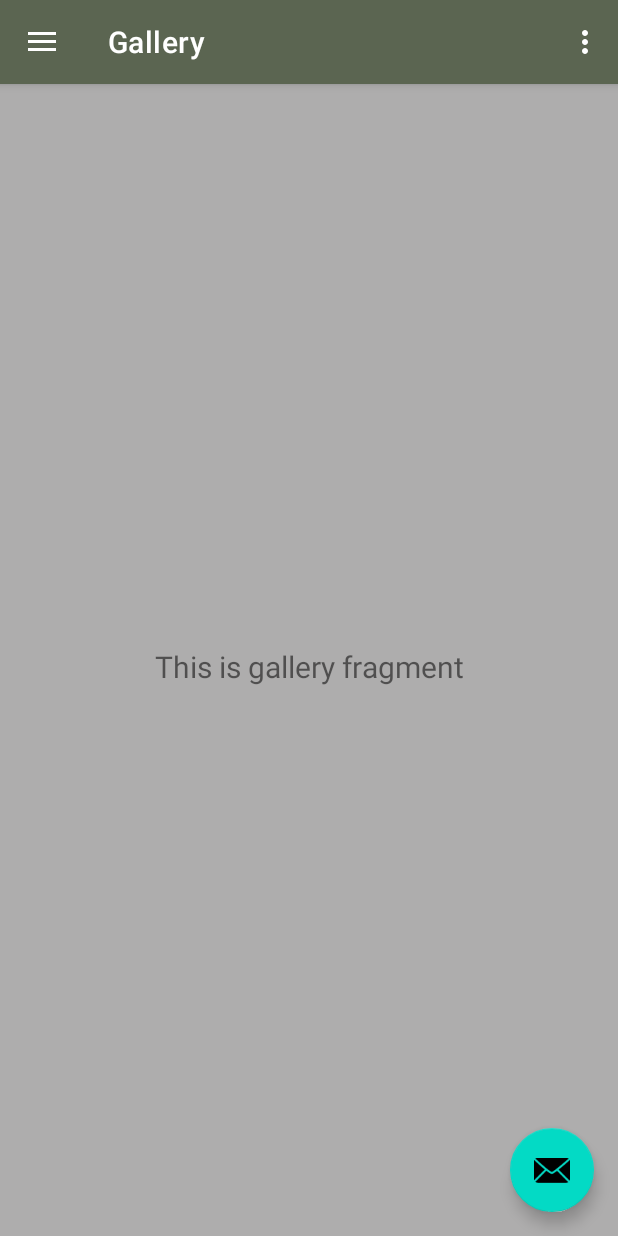
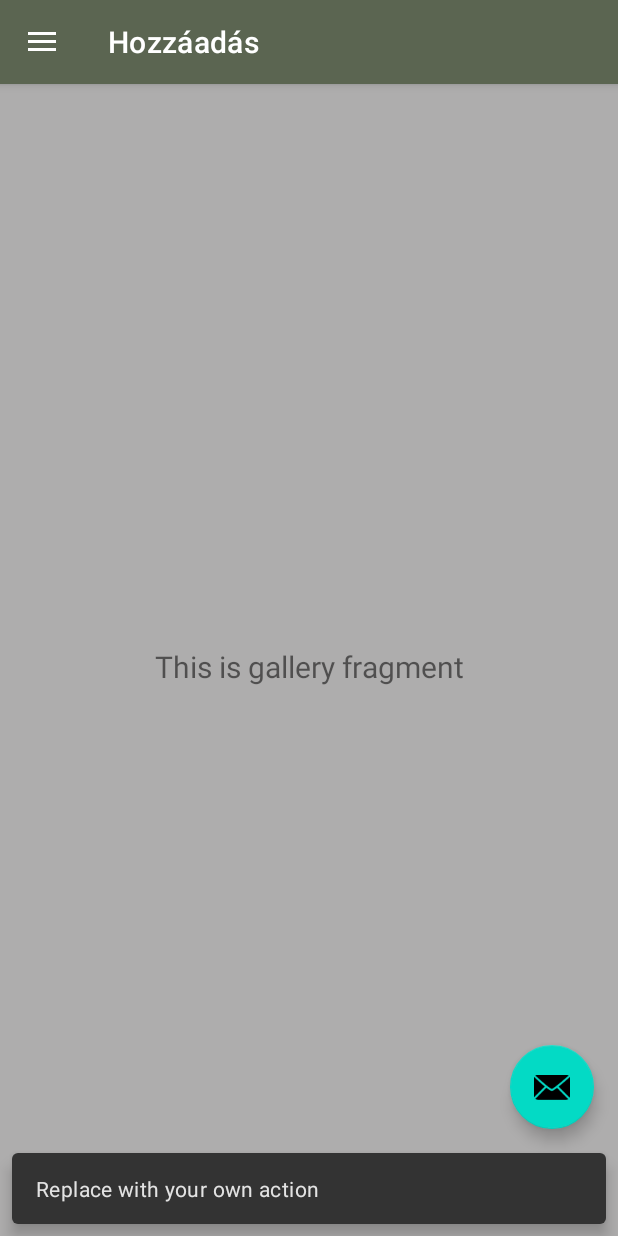
Before and after one commit to Adam-Papp/Fizetesi-hatarido-figyelmezteto-alkalmazas, an Android app: the screen it shows after launch (MainActivity), in the side drawer, after a tap on "Hozzáadás", on a phone screen of 412 x 824 dp. Run offline under Robolectric (Android 15) with nearby library versions, the phone set to English and light mode, and no system bars; our stand-ins replace navigation-ui.

Commit message:
Csinosítgatások

```diff
--- a/app/build.gradle
+++ b/app/build.gradle
@@ -30,6 +30,10 @@
 
 dependencies {
 
+//    implementation 'com.android.support:appcompat-v7:26.1.0'
+//    implementation 'com.android.support:design:26.1.0'
+
+
     implementation 'androidx.appcompat:appcompat:1.2.0'
     implementation 'com.google.android.material:material:1.3.0'
     implementation 'androidx.constraintlayout:constraintlayout:2.0.4'
--- a/app/src/main/java/com/example/fizetsihatridfigyelmeztetalkalmazs/MainActivity.java
+++ b/app/src/main/java/com/example/fizetsihatridfigyelmeztetalkalmazs/MainActivity.java
@@ -19,6 +19,9 @@
 public class MainActivity extends AppCompatActivity {
 
     private AppBarConfiguration mAppBarConfiguration;
+
+
+
 
     @Override
     protected void onCreate(Bundle savedInstanceState) {
--- a/app/src/main/java/com/example/fizetsihatridfigyelmeztetalkalmazs/ui/home/HomeFragment.java
+++ b/app/src/main/java/com/example/fizetsihatridfigyelmeztetalkalmazs/ui/Befizetett/BefizetettFragment.java
@@ -1,4 +1,4 @@
-package com.example.fizetsihatridfigyelmeztetalkalmazs.ui.home;
+package com.example.fizetsihatridfigyelmeztetalkalmazs.ui.Befizetett;
 
 import android.os.Bundle;
 import android.view.LayoutInflater;
@@ -14,17 +14,17 @@
 
 import com.example.fizetsihatridfigyelmeztetalkalmazs.R;
 
-public class HomeFragment extends Fragment {
+public class BefizetettFragment extends Fragment {
 
-    private HomeViewModel homeViewModel;
+    private BefizetettViewModel befizetettViewModel;
 
     public View onCreateView(@NonNull LayoutInflater inflater,
                              ViewGroup container, Bundle savedInstanceState) {
-        homeViewModel =
-                new ViewModelProvider(this).get(HomeViewModel.class);
-        View root = inflater.inflate(R.layout.fragment_home, container, false);
-        final TextView textView = root.findViewById(R.id.text_home);
-        homeViewModel.getText().observe(getViewLifecycleOwner(), new Observer<String>() {
+        befizetettViewModel =
+                new ViewModelProvider(this).get(BefizetettViewModel.class);
+        View root = inflater.inflate(R.layout.fragment_befizetett, container, false);
+        final TextView textView = root.findViewById(R.id.text_slideshow);
+        befizetettViewModel.getText().observe(getViewLifecycleOwner(), new Observer<String>() {
             @Override
             public void onChanged(@Nullable String s) {
                 textView.setText(s);
--- a/app/src/main/java/com/example/fizetsihatridfigyelmeztetalkalmazs/ui/slideshow/SlideshowViewModel.java
+++ b/app/src/main/java/com/example/fizetsihatridfigyelmeztetalkalmazs/ui/Befizetett/BefizetettViewModel.java
@@ -1,14 +1,14 @@
-package com.example.fizetsihatridfigyelmeztetalkalmazs.ui.slideshow;
+package com.example.fizetsihatridfigyelmeztetalkalmazs.ui.Befizetett;
 
 import androidx.lifecycle.LiveData;
 import androidx.lifecycle.MutableLiveData;
 import androidx.lifecycle.ViewModel;
 
-public class SlideshowViewModel extends ViewModel {
+public class BefizetettViewModel extends ViewModel {
 
     private MutableLiveData<String> mText;
 
-    public SlideshowViewModel() {
+    public BefizetettViewModel() {
         mText = new MutableLiveData<>();
         mText.setValue("This is slideshow fragment");
     }
--- a/app/src/main/java/com/example/fizetsihatridfigyelmeztetalkalmazs/ui/slideshow/SlideshowFragment.java
+++ b/app/src/main/java/com/example/fizetsihatridfigyelmeztetalkalmazs/ui/Hozzaadas/HozzaadasFragment.java
@@ -1,4 +1,4 @@
-package com.example.fizetsihatridfigyelmeztetalkalmazs.ui.slideshow;
+package com.example.fizetsihatridfigyelmeztetalkalmazs.ui.Hozzaadas;
 
 import android.os.Bundle;
 import android.view.LayoutInflater;
@@ -14,17 +14,17 @@
 
 import com.example.fizetsihatridfigyelmeztetalkalmazs.R;
 
-public class SlideshowFragment extends Fragment {
+public class HozzaadasFragment extends Fragment {
 
-    private SlideshowViewModel slideshowViewModel;
+    private HozzaadasModel hozzaadasModel;
 
     public View onCreateView(@NonNull LayoutInflater inflater,
                              ViewGroup container, Bundle savedInstanceState) {
-        slideshowViewModel =
-                new ViewModelProvider(this).get(SlideshowViewModel.class);
-        View root = inflater.inflate(R.layout.fragment_slideshow, container, false);
-        final TextView textView = root.findViewById(R.id.text_slideshow);
-        slideshowViewModel.getText().observe(getViewLifecycleOwner(), new Observer<String>() {
+        hozzaadasModel =
+                new ViewModelProvider(this).get(HozzaadasModel.class);
+        View root = inflater.inflate(R.layout.fragment_hozzaadas, container, false);
+        final TextView textView = root.findViewById(R.id.text_gallery);
+        hozzaadasModel.getText().observe(getViewLifecycleOwner(), new Observer<String>() {
             @Override
             public void onChanged(@Nullable String s) {
                 textView.setText(s);
--- a/app/src/main/java/com/example/fizetsihatridfigyelmeztetalkalmazs/ui/gallery/GalleryViewModel.java
+++ b/app/src/main/java/com/example/fizetsihatridfigyelmeztetalkalmazs/ui/Hozzaadas/HozzaadasModel.java
@@ -1,14 +1,14 @@
-package com.example.fizetsihatridfigyelmeztetalkalmazs.ui.gallery;
+package com.example.fizetsihatridfigyelmeztetalkalmazs.ui.Hozzaadas;
 
 import androidx.lifecycle.LiveData;
 import androidx.lifecycle.MutableLiveData;
 import androidx.lifecycle.ViewModel;
 
-public class GalleryViewModel extends ViewModel {
+public class HozzaadasModel extends ViewModel {
 
     private MutableLiveData<String> mText;
 
-    public GalleryViewModel() {
+    public HozzaadasModel() {
         mText = new MutableLiveData<>();
         mText.setValue("This is gallery fragment");
     }
--- a/app/src/main/java/com/example/fizetsihatridfigyelmeztetalkalmazs/ui/gallery/GalleryFragment.java
+++ b/app/src/main/java/com/example/fizetsihatridfigyelmeztetalkalmazs/ui/Kezdolap/KezdolapFragment.java
@@ -1,4 +1,4 @@
-package com.example.fizetsihatridfigyelmeztetalkalmazs.ui.gallery;
+package com.example.fizetsihatridfigyelmeztetalkalmazs.ui.Kezdolap;
 
 import android.os.Bundle;
 import android.view.LayoutInflater;
@@ -14,17 +14,17 @@
 
 import com.example.fizetsihatridfigyelmeztetalkalmazs.R;
 
-public class GalleryFragment extends Fragment {
+public class KezdolapFragment extends Fragment {
 
-    private GalleryViewModel galleryViewModel;
+    private KezdolapViewModel kezdolapViewModel;
 
     public View onCreateView(@NonNull LayoutInflater inflater,
                              ViewGroup container, Bundle savedInstanceState) {
-        galleryViewModel =
-                new ViewModelProvider(this).get(GalleryViewModel.class);
-        View root = inflater.inflate(R.layout.fragment_gallery, container, false);
-        final TextView textView = root.findViewById(R.id.text_gallery);
-        galleryViewModel.getText().observe(getViewLifecycleOwner(), new Observer<String>() {
+        kezdolapViewModel =
+                new ViewModelProvider(this).get(KezdolapViewModel.class);
+        View root = inflater.inflate(R.layout.fragment_kezdolap, container, false);
+        final TextView textView = root.findViewById(R.id.text_home);
+        kezdolapViewModel.getText().observe(getViewLifecycleOwner(), new Observer<String>() {
             @Override
             public void onChanged(@Nullable String s) {
                 textView.setText(s);
--- a/app/src/main/java/com/example/fizetsihatridfigyelmeztetalkalmazs/ui/home/HomeViewModel.java
+++ b/app/src/main/java/com/example/fizetsihatridfigyelmeztetalkalmazs/ui/Kezdolap/KezdolapViewModel.java
@@ -1,16 +1,16 @@
-package com.example.fizetsihatridfigyelmeztetalkalmazs.ui.home;
+package com.example.fizetsihatridfigyelmeztetalkalmazs.ui.Kezdolap;
 
 import androidx.lifecycle.LiveData;
 import androidx.lifecycle.MutableLiveData;
 import androidx.lifecycle.ViewModel;
 
-public class HomeViewModel extends ViewModel {
+public class KezdolapViewModel extends ViewModel {
 
     private MutableLiveData<String> mText;
 
-    public HomeViewModel() {
+    public KezdolapViewModel() {
         mText = new MutableLiveData<>();
-        mText.setValue("This is home fragment");
+        mText.setValue("Ez a kezdőlap fragment");
     }
 
     public LiveData<String> getText() {
--- a/app/src/main/res/layout/fragment_gallery.xml
+++ b/app/src/main/res/layout/fragment_befizetett.xml
@@ -4,10 +4,10 @@
     xmlns:tools="http://schemas.android.com/tools"
     android:layout_width="match_parent"
     android:layout_height="match_parent"
-    tools:context=".ui.gallery.GalleryFragment">
+    tools:context=".ui.Befizetett.BefizetettFragment">
 
     <TextView
-        android:id="@+id/text_gallery"
+        android:id="@+id/text_slideshow"
         android:layout_width="match_parent"
         android:layout_height="wrap_content"
         android:layout_marginStart="8dp"
--- a/app/src/main/res/layout/fragment_home.xml
+++ b/app/src/main/res/layout/fragment_hozzaadas.xml
@@ -4,10 +4,10 @@
     xmlns:tools="http://schemas.android.com/tools"
     android:layout_width="match_parent"
     android:layout_height="match_parent"
-    tools:context=".ui.home.HomeFragment">
+    tools:context=".ui.Hozzaadas.HozzaadasFragment">
 
     <TextView
-        android:id="@+id/text_home"
+        android:id="@+id/text_gallery"
         android:layout_width="match_parent"
         android:layout_height="wrap_content"
         android:layout_marginStart="8dp"
--- a/app/src/main/res/layout/fragment_slideshow.xml
+++ b/app/src/main/res/layout/fragment_kezdolap.xml
@@ -4,10 +4,10 @@
     xmlns:tools="http://schemas.android.com/tools"
     android:layout_width="match_parent"
     android:layout_height="match_parent"
-    tools:context=".ui.slideshow.SlideshowFragment">
+    tools:context=".ui.Kezdolap.KezdolapFragment">
 
     <TextView
-        android:id="@+id/text_slideshow"
+        android:id="@+id/text_home"
         android:layout_width="match_parent"
         android:layout_height="wrap_content"
         android:layout_marginStart="8dp"
--- a/app/src/main/res/menu/activity_main_drawer.xml
+++ b/app/src/main/res/menu/activity_main_drawer.xml
@@ -1,5 +1,6 @@
 <?xml version="1.0" encoding="utf-8"?>
 <menu xmlns:android="http://schemas.android.com/apk/res/android"
+    xmlns:app="http://schemas.android.com/apk/res-auto"
     xmlns:tools="http://schemas.android.com/tools"
     tools:showIn="navigation_view">
 
--- a/app/src/main/res/menu/main.xml
+++ b/app/src/main/res/menu/main.xml
@@ -1,9 +1,3 @@
 <?xml version="1.0" encoding="utf-8"?>
 <menu xmlns:android="http://schemas.android.com/apk/res/android"
-    xmlns:app="http://schemas.android.com/apk/res-auto">
-    <item
-        android:id="@+id/action_settings"
-        android:orderInCategory="100"
-        android:title="@string/action_settings"
-        app:showAsAction="never" />
-</menu>
+    xmlns:app="http://schemas.android.com/apk/res-auto"/>
--- a/app/src/main/res/navigation/mobile_navigation.xml
+++ b/app/src/main/res/navigation/mobile_navigation.xml
@@ -7,19 +7,19 @@
 
     <fragment
         android:id="@+id/nav_kezdolap"
-        android:name="com.example.fizetsihatridfigyelmeztetalkalmazs.ui.home.HomeFragment"
-        android:label="@string/menu_home"
-        tools:layout="@layout/fragment_home" />
+        android:name="com.example.fizetsihatridfigyelmeztetalkalmazs.ui.Kezdolap.KezdolapFragment"
+        android:label="@string/menu_kezdolap"
+        tools:layout="@layout/fragment_kezdolap" />
 
     <fragment
         android:id="@+id/nav_hozzaadas"
-        android:name="com.example.fizetsihatridfigyelmeztetalkalmazs.ui.gallery.GalleryFragment"
-        android:label="@string/menu_gallery"
-        tools:layout="@layout/fragment_gallery" />
+        android:name="com.example.fizetsihatridfigyelmeztetalkalmazs.ui.Hozzaadas.HozzaadasFragment"
+        android:label="@string/menu_hozzaadas"
+        tools:layout="@layout/fragment_hozzaadas" />
 
     <fragment
         android:id="@+id/nav_befizetettSzamlak"
-        android:name="com.example.fizetsihatridfigyelmeztetalkalmazs.ui.slideshow.SlideshowFragment"
-        android:label="@string/menu_slideshow"
-        tools:layout="@layout/fragment_slideshow" />
+        android:name="com.example.fizetsihatridfigyelmeztetalkalmazs.ui.Befizetett.BefizetettFragment"
+        android:label="@string/menu_befizetett"
+        tools:layout="@layout/fragment_befizetett" />
 </navigation>
--- a/app/src/main/res/values/strings.xml
+++ b/app/src/main/res/values/strings.xml
@@ -7,7 +7,7 @@
     <string name="nav_header_desc">Navigation header</string>
     <string name="action_settings">Settings</string>
 
-    <string name="menu_home">Home</string>
-    <string name="menu_gallery">Gallery</string>
-    <string name="menu_slideshow">Slideshow</string>
+    <string name="menu_kezdolap">Kezdőlap</string>
+    <string name="menu_hozzaadas">Hozzáadás</string>
+    <string name="menu_befizetett">Befizetett Számlák</string>
 </resources>
```
Also changed, not shown: app/src/main/java/com/example/fizetsihatridfigyelmeztetalkalmazs/DataBaseHelper.java (added, +36 -0 lines), app/src/main/java/com/example/fizetsihatridfigyelmeztetalkalmazs/Szamla.java (added, +68 -0 lines), app/src/main/res/drawable/ic_search_black_24dp.xml (added, +9 -0 lines).
